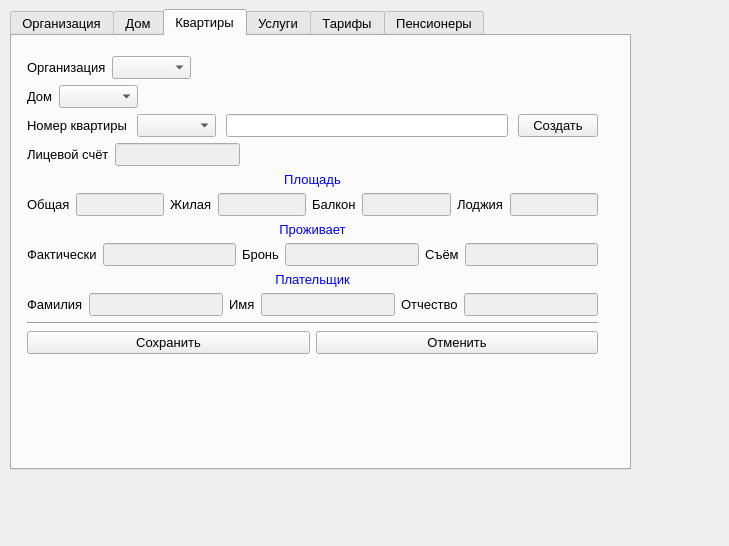
Before: the Qt Designer form adminwindow.ui in MartovKot/ZHSK, drawn with Qt 5.
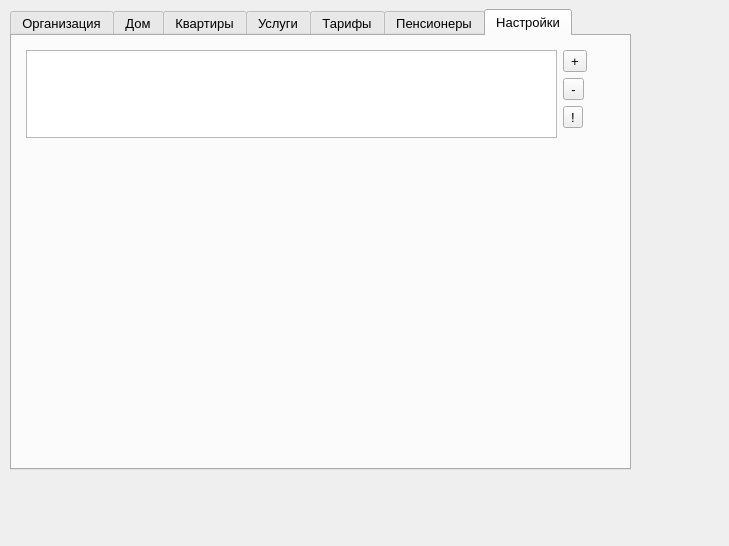
After: the same form once the commit is applied.

Commit message: db 01_06_008 + settings

Patch:
```diff
--- a/adminwindow.ui
+++ b/adminwindow.ui
@@ -81,7 +81,7 @@
        <bool>true</bool>
       </property>
       <property name="currentIndex">
-       <number>2</number>
+       <number>6</number>
       </property>
       <property name="tabsClosable">
        <bool>false</bool>
@@ -1610,6 +1610,87 @@
         </layout>
        </widget>
       </widget>
+      <widget class="QWidget" name="tab_Settings">
+       <attribute name="title">
+        <string>Настройки</string>
+       </attribute>
+       <widget class="QWidget" name="verticalLayoutWidget_7">
+        <property name="geometry">
+         <rect>
+          <x>9</x>
+          <y>9</y>
+          <width>571</width>
+          <height>103</height>
+         </rect>
+        </property>
+        <layout class="QVBoxLayout" name="vLay_Settings">
+         <property name="leftMargin">
+          <number>5</number>
+         </property>
+         <property name="topMargin">
+          <number>5</number>
+         </property>
+         <property name="rightMargin">
+          <number>5</number>
+         </property>
+         <property name="bottomMargin">
+          <number>10</number>
+         </property>
+         <item>
+          <layout class="QHBoxLayout" name="horizontalLayout_22">
+           <item>
+            <widget class="QTableView" name="tblV_on_Settings">
+             <property name="selectionMode">
+              <enum>QAbstractItemView::SingleSelection</enum>
+             </property>
+             <property name="selectionBehavior">
+              <enum>QAbstractItemView::SelectRows</enum>
+             </property>
+            </widget>
+           </item>
+           <item>
+            <layout class="QVBoxLayout" name="verticalLayout_16">
+             <item>
+              <widget class="QToolButton" name="tBtn_AddSetting">
+               <property name="text">
+                <string>+</string>
+               </property>
+              </widget>
+             </item>
+             <item>
+              <widget class="QToolButton" name="tBtn_DeleteSetting">
+               <property name="text">
+                <string>-</string>
+               </property>
+              </widget>
+             </item>
+             <item>
+              <widget class="QToolButton" name="tBtn_EditSetting">
+               <property name="text">
+                <string>!</string>
+               </property>
+              </widget>
+             </item>
+             <item>
+              <spacer name="verticalSpacer_2">
+               <property name="orientation">
+                <enum>Qt::Vertical</enum>
+               </property>
+               <property name="sizeHint" stdset="0">
+                <size>
+                 <width>20</width>
+                 <height>40</height>
+                </size>
+               </property>
+              </spacer>
+             </item>
+            </layout>
+           </item>
+          </layout>
+         </item>
+        </layout>
+       </widget>
+      </widget>
      </widget>
     </item>
    </layout>
```
The commit also changes 11 other files.
